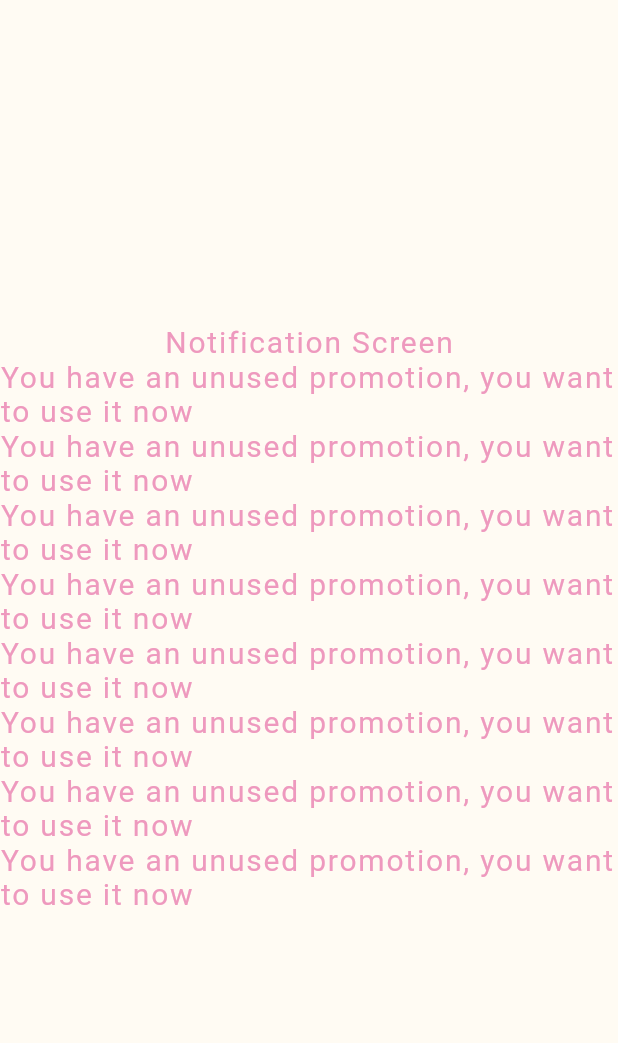
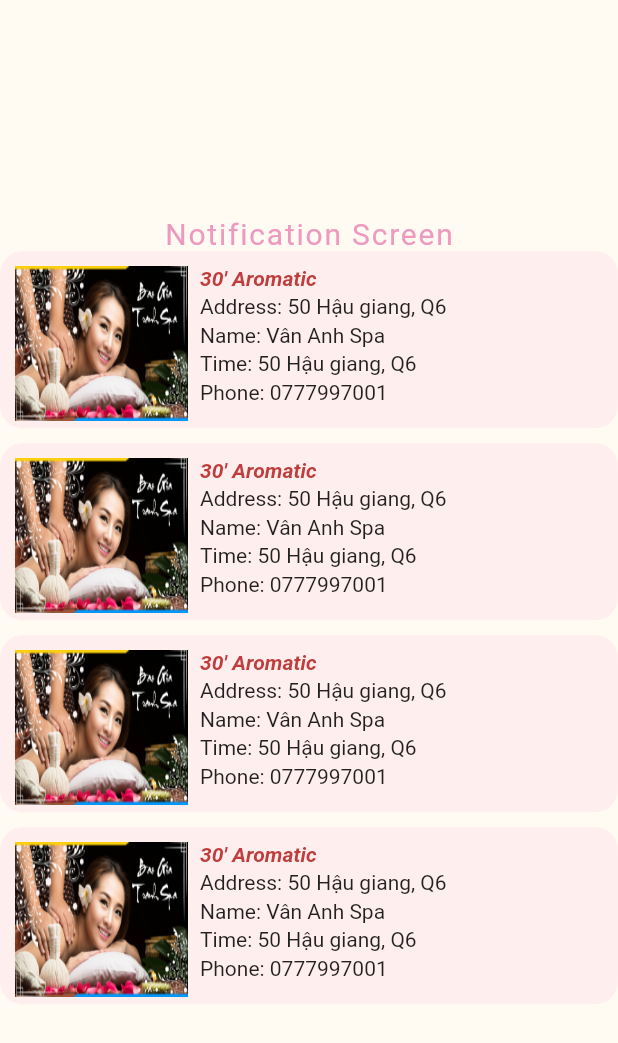
Before and after one commit to TuanVASE140819/SPA_BOOKING, a Flutter app: the notificationScreen screen opened directly, on a phone screen of 412 x 824 dp. Shown: the top 1043 px of the screen. Run offline on Flutter 3.47's test engine with Material 2 defaults, Android fonts, the phone set to English and light mode, and no system bars; our stand-ins replace carousel_slider, shared_preferences, syncfusion_flutter_datepicker; accounts and stored records are empty.

Commit message:
khaiHQ_notification

```diff
--- a/lib/Screens/notification/components/body.dart
+++ b/lib/Screens/notification/components/body.dart
@@ -4,19 +4,23 @@ import 'package:spa_booking/Components/rounded_input_field.dart';
 import 'package:spa_booking/Components/rounded_password_field.dart';
 import 'package:spa_booking/Screens/Home/home_screen.dart';
 import 'package:spa_booking/Screens/Login/components/background.dart';
+import 'upcoming.dart';
+import 'package:spa_booking/models/service.dart';
+import 'package:spa_booking/models/list_spa.dart';
+import 'or_divider.dart';
 
-import 'or_divider.dart';
 class Body extends StatefulWidget {
   const Body({Key? key}) : super(key: key);
 
   @override
   _BodyState createState() => _BodyState();
+}
 
-}
 class _BodyState extends State<Body> {
-
+  ListSpa list = ListSpa();
   @override
   Widget build(BuildContext context) {
+    Service service = list.allService[0];
     Size size = MediaQuery.of(context).size;
     return Background(
       child: SingleChildScrollView(
@@ -32,74 +36,77 @@ class _BodyState extends State<Body> {
               style: TextStyle(
                   fontFamily: 'Roboto',
                   letterSpacing: 1.2,
-                  color: Color.fromRGBO(238,153,190,1),
+                  color: Color.fromRGBO(238, 153, 190, 1),
                   fontSize: 20),
             ),
-            const Text(
-              "You have an unused promotion, you want to use it now",
-              style: TextStyle(
-                  fontFamily: 'Roboto',
-                  letterSpacing: 1.2,
-                  color: Color.fromRGBO(238,153,190,1),
-                  fontSize: 20),
-            ),
-            const Text(
-              "You have an unused promotion, you want to use it now",
-              style: TextStyle(
-                  fontFamily: 'Roboto',
-                  letterSpacing: 1.2,
-                  color: Color.fromRGBO(238,153,190,1),
-                  fontSize: 20),
-            ),
-            const Text(
-              "You have an unused promotion, you want to use it now",
-              style: TextStyle(
-                  fontFamily: 'Roboto',
-                  letterSpacing: 1.2,
-                  color: Color.fromRGBO(238,153,190,1),
-                  fontSize: 20),
-            ),
-            const Text(
-              "You have an unused promotion, you want to use it now",
-              style: TextStyle(
-                  fontFamily: 'Roboto',
-                  letterSpacing: 1.2,
-                  color: Color.fromRGBO(238,153,190,1),
-                  fontSize: 20),
-            ),
-            const Text(
-              "You have an unused promotion, you want to use it now",
-              style: TextStyle(
-                  fontFamily: 'Roboto',
-                  letterSpacing: 1.2,
-                  color: Color.fromRGBO(238,153,190,1),
-                  fontSize: 20),
-            ),
-            const Text(
-              "You have an unused promotion, you want to use it now",
-              style: TextStyle(
-                  fontFamily: 'Roboto',
-                  letterSpacing: 1.2,
-                  color: Color.fromRGBO(238,153,190,1),
-                  fontSize: 20),
-            ),
-            const Text(
-              "You have an unused promotion, you want to use it now",
-              style: TextStyle(
-                  fontFamily: 'Roboto',
-                  letterSpacing: 1.2,
-                  color: Color.fromRGBO(238,153,190,1),
-                  fontSize: 20),
-            ),
-            const Text(
-              "You have an unused promotion, you want to use it now",
-              style: TextStyle(
-                  fontFamily: 'Roboto',
-                  letterSpacing: 1.2,
-                  color: Color.fromRGBO(238,153,190,1),
-                  fontSize: 20),
-            ),
-
+            // const Text(
+            //   "You have an unused promotion, you want to use it now",
+            //   style: TextStyle(
+            //       fontFamily: 'Roboto',
+            //       letterSpacing: 1.2,
+            //       color: Color.fromRGBO(238,153,190,1),
+            //       fontSize: 20),
+            // ),
+            // const Text(
+            //   "You have an unused promotion, you want to use it now",
+            //   style: TextStyle(
+            //       fontFamily: 'Roboto',
+            //       letterSpacing: 1.2,
+            //       color: Color.fromRGBO(238,153,190,1),
+            //       fontSize: 20),
+            // ),
+            // const Text(
+            //   "You have an unused promotion, you want to use it now",
+            //   style: TextStyle(
+            //       fontFamily: 'Roboto',
+            //       letterSpacing: 1.2,
+            //       color: Color.fromRGBO(238,153,190,1),
+            //       fontSize: 20),
+            // ),
+            // const Text(
+            //   "You have an unused promotion, you want to use it now",
+            //   style: TextStyle(
+            //       fontFamily: 'Roboto',
+            //       letterSpacing: 1.2,
+            //       color: Color.fromRGBO(238,153,190,1),
+            //       fontSize: 20),
+            // ),
+            // const Text(
+            //   "You have an unused promotion, you want to use it now",
+            //   style: TextStyle(
+            //       fontFamily: 'Roboto',
+            //       letterSpacing: 1.2,
+            //       color: Color.fromRGBO(238,153,190,1),
+            //       fontSize: 20),
+            // ),
+            // const Text(
+            //   "You have an unused promotion, you want to use it now",
+            //   style: TextStyle(
+            //       fontFamily: 'Roboto',
+            //       letterSpacing: 1.2,
+            //       color: Color.fromRGBO(238,153,190,1),
+            //       fontSize: 20),
+            // ),
+            // const Text(
+            //   "You have an unused promotion, you want to use it now",
+            //   style: TextStyle(
+            //       fontFamily: 'Roboto',
+            //       letterSpacing: 1.2,
+            //       color: Color.fromRGBO(238,153,190,1),
+            //       fontSize: 20),
+            // ),
+            // const Text(
+            //   "You have an unused promotion, you want to use it now",
+            //   style: TextStyle(
+            //       fontFamily: 'Roboto',
+            //       letterSpacing: 1.2,
+            //       color: Color.fromRGBO(238,153,190,1),
+            //       fontSize: 20),
+            // ),
+            for (int i = 0; i < 4; i++)
+              UpcomingServiceBox(
+                  service: Service(service.name, service.rate, service.price,
+                      service.cateType, service.sale, service.spa)),
           ],
         ),
       ),
--- /dev/null
+++ b/lib/Screens/notification/components/upcoming.dart
@@ -0,0 +1,95 @@
+import 'package:flutter/cupertino.dart';
+import 'package:flutter/material.dart';
+import 'package:flutter/painting.dart';
+import 'package:spa_booking/models/service.dart';
+import 'package:spa_booking/utils/constants.dart';
+
+class UpcomingServiceBox extends StatelessWidget {
+  Service service;
+  UpcomingServiceBox({required this.service});
+  @override
+  Widget build(BuildContext context) {
+    Size size = MediaQuery.of(context).size;
+    return Column(
+      children: [
+        Container(
+          width: double.infinity,
+          padding: EdgeInsets.only(left: 10, right: 10, top: 10, bottom: 5),
+          decoration: BoxDecoration(
+              borderRadius: BorderRadius.all(Radius.circular(15)),
+              color: ColorConstants.mainColor),
+          child: Column(
+            mainAxisSize: MainAxisSize.min,
+            crossAxisAlignment: CrossAxisAlignment.start,
+            children: [
+              Row(
+                crossAxisAlignment: CrossAxisAlignment.start,
+                children: [
+                  Image.asset(
+                    StrConstants.imgPath + "spa2.png",
+                    width: size.width * 0.28,
+                    height: size.width * 0.25,
+                    fit: BoxFit.fill,
+                  ),
+                  SizedBox(
+                    width: 8,
+                  ),
+                  Container(
+                    width: size.width * 0.55,
+                    child: Column(
+                      crossAxisAlignment: CrossAxisAlignment.start,
+                      children: [
+                        Text(
+                          service.name,
+                          style: TextStyle(
+                              color: ColorConstants.textColorBold,
+                              fontWeight: FontWeight.bold,
+                              fontStyle: FontStyle.italic),
+                          overflow: TextOverflow.ellipsis,
+                        ),
+                        SizedBox(
+                          height: 3,
+                        ),
+                        Text(
+                          "Address: " + service.spa.address,
+                          overflow: TextOverflow.ellipsis,
+                        ),
+                        SizedBox(
+                          height: 3,
+                        ),
+                        Text(
+                          "Name: " + service.spa.name,
+                          overflow: TextOverflow.ellipsis,
+                        ),
+                        SizedBox(
+                          height: 3,
+                        ),
+                        Text(
+                          "Time: " + service.spa.address,
+                          overflow: TextOverflow.ellipsis,
+                        ),
+                        SizedBox(
+                          height: 3,
+                        ),
+                        Text(
+                          "Phone: " + service.spa.phone,
+                          overflow: TextOverflow.ellipsis,
+                        ),
+                        SizedBox(
+                          height: 3,
+                        ),
+                      ],
+                    ),
+                  )
+                ],
+              ),
+            ],
+          ),
+        ),
+        SizedBox(
+          height: 10,
+        )
+      ],
+    );
+  }
+}
```
